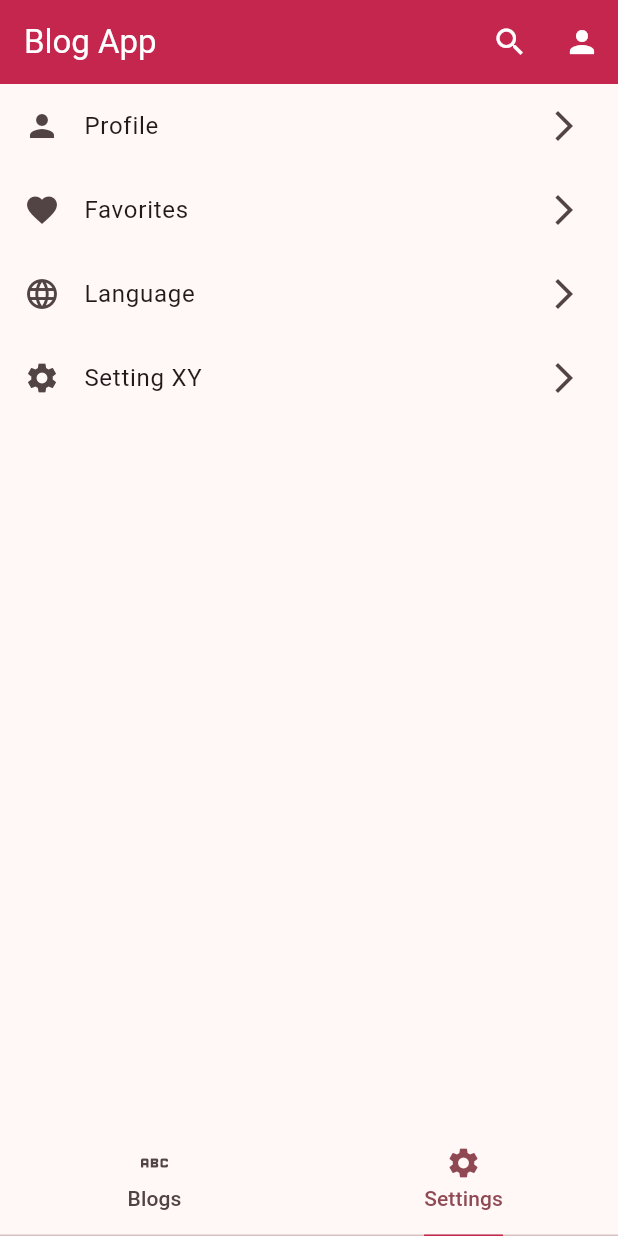
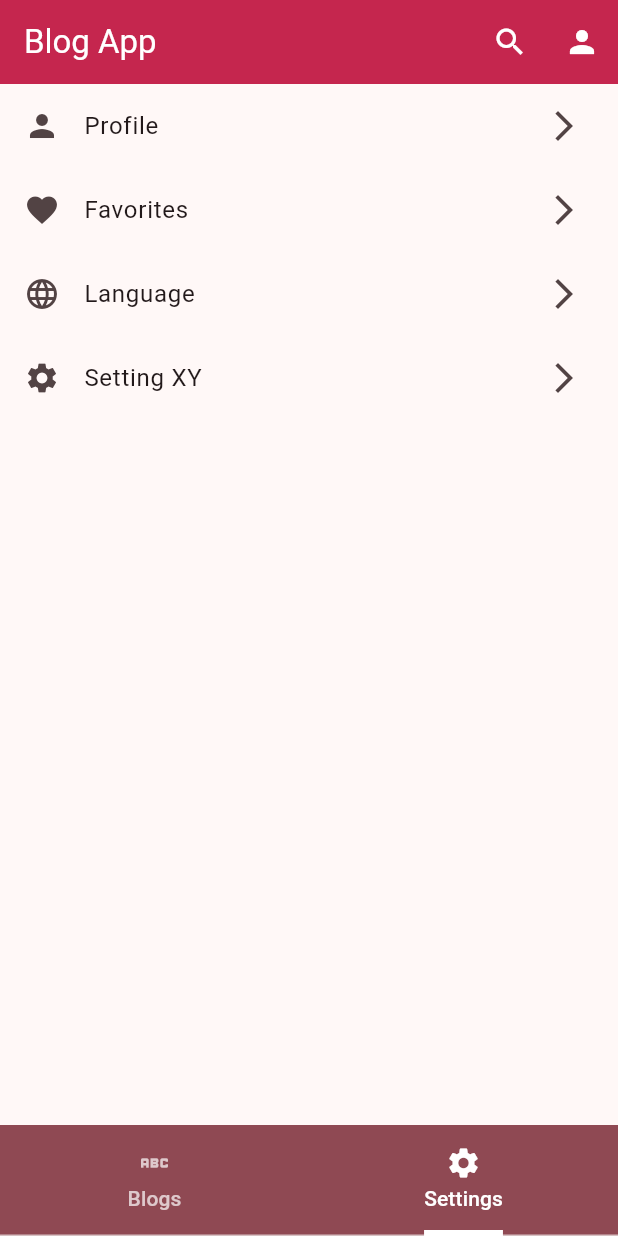
Before and after one commit to robinaeschlimann/blog_app, a Flutter app: the screen it shows after launch, tab 2 chosen, on a phone screen of 412 x 824 dp. Run offline on Flutter 3.47's test engine with Material 3 defaults, Android fonts, the light colour scheme and no system bars; network calls fail.

Commit message:
refactor: refactoring colours and themes

```diff
--- a/lib/main.dart
+++ b/lib/main.dart
@@ -13,22 +13,30 @@ class BlogApp extends StatelessWidget {
   @override
   Widget build(BuildContext context) {
 
+      const primaryColor = Color(0xFFC5264E);
+      const secondaryColor = Colors.white;
+
       return MaterialApp(
         title: 'Flutter Demo',
         theme: ThemeData(
           colorScheme: ColorScheme.fromSeed(
-            seedColor: const Color(0xFFC5264E),
-            brightness: Brightness.light,
+            seedColor: primaryColor,
+            brightness: View.of(context).platformDispatcher.platformBrightness,
           ),
           useMaterial3: true,
           appBarTheme: const AppBarTheme(
-            backgroundColor: Color(0xFFC5264E),
-            foregroundColor: Colors.white,
+            backgroundColor: primaryColor,
+            foregroundColor: secondaryColor,
           ),
-          tabBarTheme: const TabBarTheme(
-            indicator: UnderlineTabIndicator(
+          tabBarTheme: TabBarTheme(
+            overlayColor: MaterialStateProperty.all(const Color(0xFFC5264E)),
+            labelColor: secondaryColor,
+            unselectedLabelColor: Colors.white70,
+
+            indicator: const UnderlineTabIndicator(
               borderSide: BorderSide(
-                color: Color(0xFFC5264E),
+                width: 4.0,
+                color: secondaryColor,
               ),
             ),
           ),
@@ -90,8 +98,10 @@ class NavigationBar extends StatelessWidget {
 
   @override
   Widget build(BuildContext context) {
-    return const TabBar(
-          indicatorColor: Colors.white,
+    return Material(
+        color: Theme.of(context).colorScheme.primary,
+        child: const TabBar(
+
         tabs: [
           Tab(
             text: "Blogs",
@@ -102,6 +112,7 @@ class NavigationBar extends StatelessWidget {
             icon: Icon(Icons.settings),
           ),
         ],
+      )
     );
   }
 }
```
Also changed, not shown: lib/blog.dart (+5 -5 lines). Lines whose indentation alone changed are shown as unchanged.
